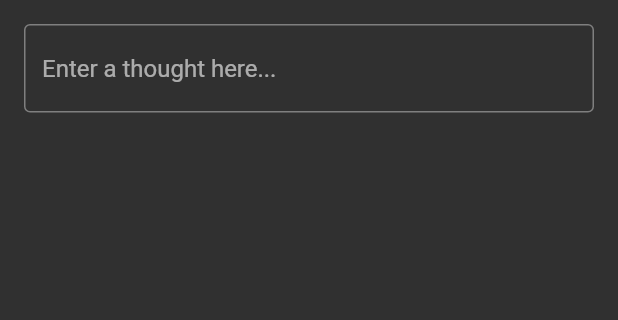
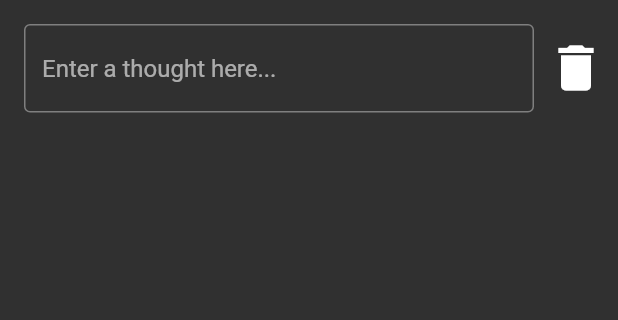
Before and after one commit to jacob-myers/ThoughtSort, a Flutter app: the screen it shows after launch, on a phone screen of 412 x 824 dp, the part 72-392 px from its top. Run offline on Flutter 3.47's test engine with Material 2 defaults, Android fonts, the phone set to English and light mode, and no system bars; missing offline and left inert: bitsdojo_window, window_size.

Commit message:
Frontend implementation of all forms of deleting thoughts

```diff
--- a/lib/main.dart
+++ b/lib/main.dart
@@ -1,7 +1,6 @@
 import 'package:flutter/material.dart';
 import 'styles.dart';
 import 'pages/home.dart';
-import 'trie.dart';
 
 void main() {
   runApp(const MyApp());
--- a/lib/pages/home.dart
+++ b/lib/pages/home.dart
@@ -1,5 +1,6 @@
 import 'package:flutter/material.dart';
 import 'package:thought_sort/search.dart';
+import 'package:thought_sort/widgets/thought_card.dart';
 import 'package:thought_sort/widgets/thought_library.dart';
 import 'package:window_size/window_size.dart';
 import 'package:bitsdojo_window/bitsdojo_window.dart';
@@ -41,8 +42,10 @@ class _ThoughtSortHome extends State<ThoughtSortHome> {
   }
 
   void refreshThoughts() {
-    this.thoughts = loadThoughts(widget.saveFile);
-    searchIndex = ThoughtSearch(thoughts);
+    setState(() {
+      this.thoughts = loadThoughts(widget.saveFile);
+      searchIndex = ThoughtSearch(thoughts);
+    });
   }
 
   // addThought is passed to ThoughtEntry, so that when a thought is added
@@ -111,10 +114,23 @@ class _ThoughtSortHome extends State<ThoughtSortHome> {
             Expanded(
               child: Column(
                 children: [
-                  // Widget for text entry.
-                  ThoughtEntry(
-                    addThought: addThought,
-                    updateSearch: updateSearch
+                  Row(
+                    children: [
+                      Expanded(child: ThoughtEntry(
+                          addThought: addThought,
+                          updateSearch: updateSearch
+                        ),
+                      ),
+                      IconButton(
+                        iconSize: 40,
+                        icon: const Icon(Icons.delete),
+                        onPressed: () {
+                          List<Thought> thought = [];
+                          saveThoughts(widget.saveFile, thought);
+                          refreshThoughts();
+                        },
+                      ),
+                    ]
                   ),
 
                   // Separator
@@ -124,11 +140,11 @@ class _ThoughtSortHome extends State<ThoughtSortHome> {
                   SimilarThoughts(
                     thoughts: searchIndex.search(searchTerm),
                     submitThoughtEdit: submitThoughtEdit,
+                    refresh: refreshThoughts,
                   ),
                 ],
               ),
             ),
-
           ],
         )
       ),
--- a/lib/widgets/similar_thoughts.dart
+++ b/lib/widgets/similar_thoughts.dart
@@ -10,11 +10,13 @@ import 'package:thought_sort/widgets/thought_card.dart';
 class SimilarThoughts extends StatefulWidget {
   final List<Thought> thoughts;
   final Function(Thought, String) submitThoughtEdit;
+  final Function() refresh;
 
   SimilarThoughts({
     super.key,
     required this.thoughts,
     required this.submitThoughtEdit,
+    required this.refresh,
   });
 
   @override
@@ -37,7 +39,7 @@ class _SimilarThoughts extends State<SimilarThoughts> {
             final thought = widget.thoughts[index];
 
             return GestureDetector(
-              child: ThoughtCard(thought: thought, index: index, submitThoughtEdit: widget.submitThoughtEdit,),
+              child: ThoughtCard(thought: thought, index: index, submitThoughtEdit: widget.submitThoughtEdit, refresh: widget.refresh),
             );
           },
         )
--- a/lib/widgets/thought_entry.dart
+++ b/lib/widgets/thought_entry.dart
@@ -33,7 +33,7 @@ class _ThoughtEntry extends State<ThoughtEntry> {
   Widget build(BuildContext context) {
     return SingleChildScrollView(
       child: Padding(
-        padding: EdgeInsets.all(16),
+        padding: EdgeInsets.fromLTRB(16, 16, 0, 16),
         child: Column(
           mainAxisSize: MainAxisSize.min,
           children: [
--- a/pubspec.yaml
+++ b/pubspec.yaml
@@ -45,6 +45,7 @@ dependencies:
   intl: ^0.18.0
   flutter_staggered_grid_view: ^0.4.1
   bitsdojo_window: ^0.1.5
+  path_provider: ^2.0.13
 
 dev_dependencies:
   flutter_test:
```
Also changed, not shown: lib/widgets/thought_card.dart (+22 -3 lines).
